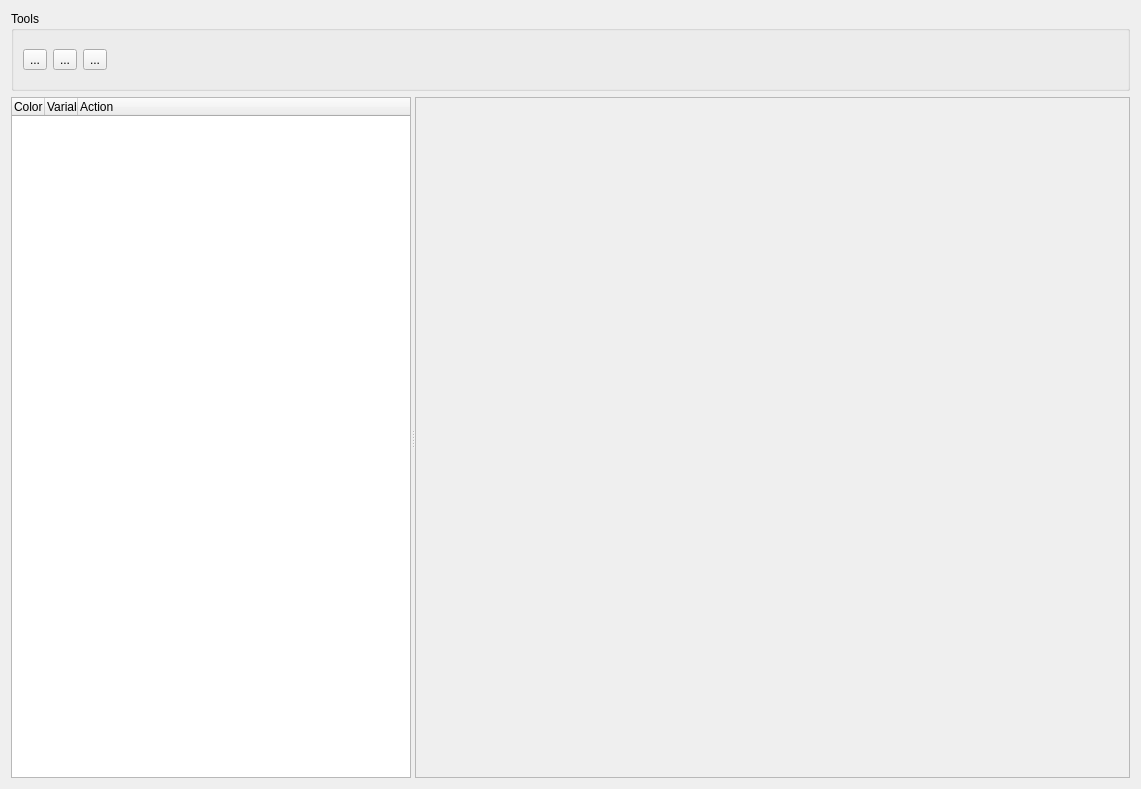
First picture: the form in NetworkViewer/plugins/ScopeView/ScopeView.ui, repository glocklueng/openecosys, before the edit.
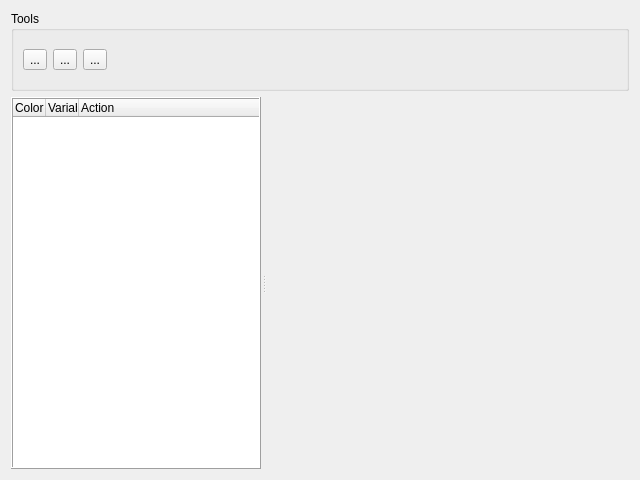
Second picture: the form after the edit. Icons and pictures are not drawn.

What changed in the file:
```diff
--- a/NetworkViewer/plugins/ScopeView/ScopeView.ui
+++ b/NetworkViewer/plugins/ScopeView/ScopeView.ui
@@ -6,10 +6,16 @@
    <rect>
     <x>0</x>
     <y>0</y>
-    <width>1141</width>
-    <height>789</height>
+    <width>640</width>
+    <height>480</height>
    </rect>
   </property>
+  <property name="minimumSize">
+   <size>
+    <width>0</width>
+    <height>0</height>
+   </size>
+  </property>
   <property name="windowTitle">
    <string>Scope</string>
   </property>
@@ -92,19 +98,52 @@
    </item>
    <item>
     <widget class="QSplitter" name="splitter">
+     <property name="enabled">
+      <bool>true</bool>
+     </property>
+     <property name="sizePolicy">
+      <sizepolicy hsizetype="MinimumExpanding" vsizetype="Preferred">
+       <horstretch>0</horstretch>
+       <verstretch>0</verstretch>
+      </sizepolicy>
+     </property>
+     <property name="autoFillBackground">
+      <bool>false</bool>
+     </property>
+     <property name="frameShape">
+      <enum>QFrame::Box</enum>
+     </property>
+     <property name="frameShadow">
+      <enum>QFrame::Plain</enum>
+     </property>
+     <property name="lineWidth">
+      <number>0</number>
+     </property>
+     <property name="midLineWidth">
+      <number>0</number>
+     </property>
      <property name="orientation">
       <enum>Qt::Horizontal</enum>
      </property>
+     <property name="opaqueResize">
+      <bool>true</bool>
+     </property>
+     <property name="handleWidth">
+      <number>5</number>
+     </property>
+     <property name="childrenCollapsible">
+      <bool>true</bool>
+     </property>
      <widget class="QTreeWidget" name="m_treeWidget">
       <property name="sizePolicy">
-       <sizepolicy hsizetype="Fixed" vsizetype="Expanding">
+       <sizepolicy hsizetype="MinimumExpanding" vsizetype="MinimumExpanding">
         <horstretch>0</horstretch>
         <verstretch>0</verstretch>
        </sizepolicy>
       </property>
       <property name="maximumSize">
        <size>
-        <width>400</width>
+        <width>250</width>
         <height>16777215</height>
        </size>
       </property>
@@ -114,6 +153,12 @@
       <property name="autoFillBackground">
        <bool>true</bool>
       </property>
+      <property name="frameShape">
+       <enum>QFrame::Box</enum>
+      </property>
+      <property name="frameShadow">
+       <enum>QFrame::Raised</enum>
+      </property>
       <property name="textElideMode">
        <enum>Qt::ElideRight</enum>
       </property>
@@ -146,12 +191,45 @@
       </column>
      </widget>
      <widget class="QFrame" name="m_frame">
+      <property name="enabled">
+       <bool>true</bool>
+      </property>
+      <property name="sizePolicy">
+       <sizepolicy hsizetype="Expanding" vsizetype="Expanding">
+        <horstretch>0</horstretch>
+        <verstretch>0</verstretch>
+       </sizepolicy>
+      </property>
+      <property name="minimumSize">
+       <size>
+        <width>0</width>
+        <height>0</height>
+       </size>
+      </property>
+      <property name="maximumSize">
+       <size>
+        <width>16777215</width>
+        <height>16777215</height>
+       </size>
+      </property>
+      <property name="font">
+       <font>
+        <kerning>true</kerning>
+       </font>
+      </property>
       <property name="frameShape">
-       <enum>QFrame::StyledPanel</enum>
+       <enum>QFrame::Box</enum>
       </property>
       <property name="frameShadow">
        <enum>QFrame::Raised</enum>
       </property>
+      <property name="lineWidth">
+       <number>0</number>
+      </property>
+      <property name="midLineWidth">
+       <number>0</number>
+      </property>
+      <zorder>m_treeWidget</zorder>
      </widget>
     </widget>
    </item>
```
